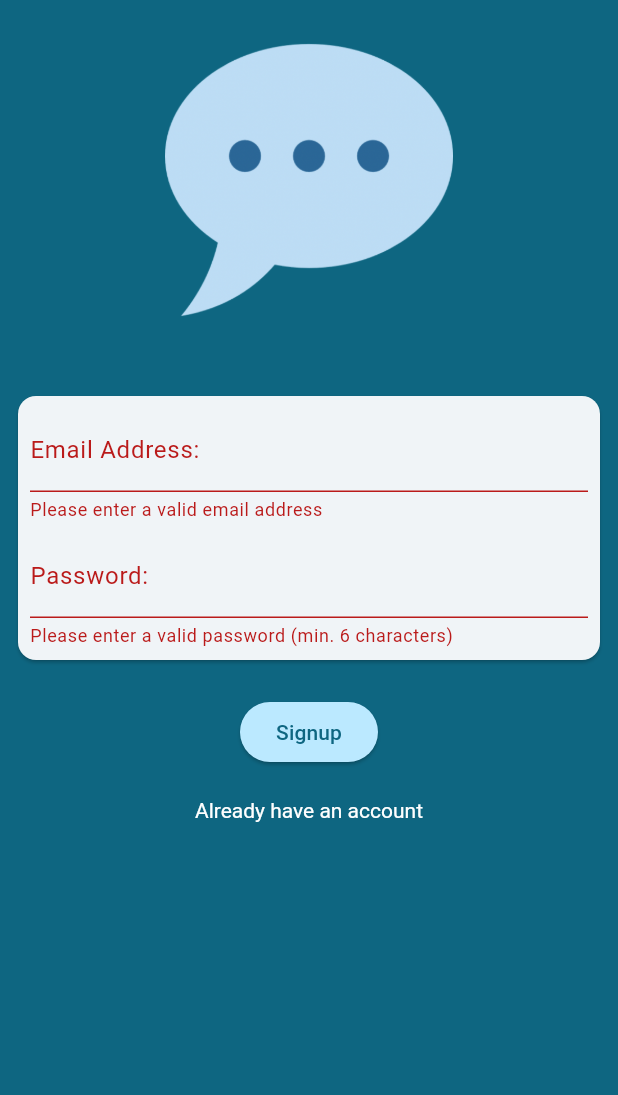
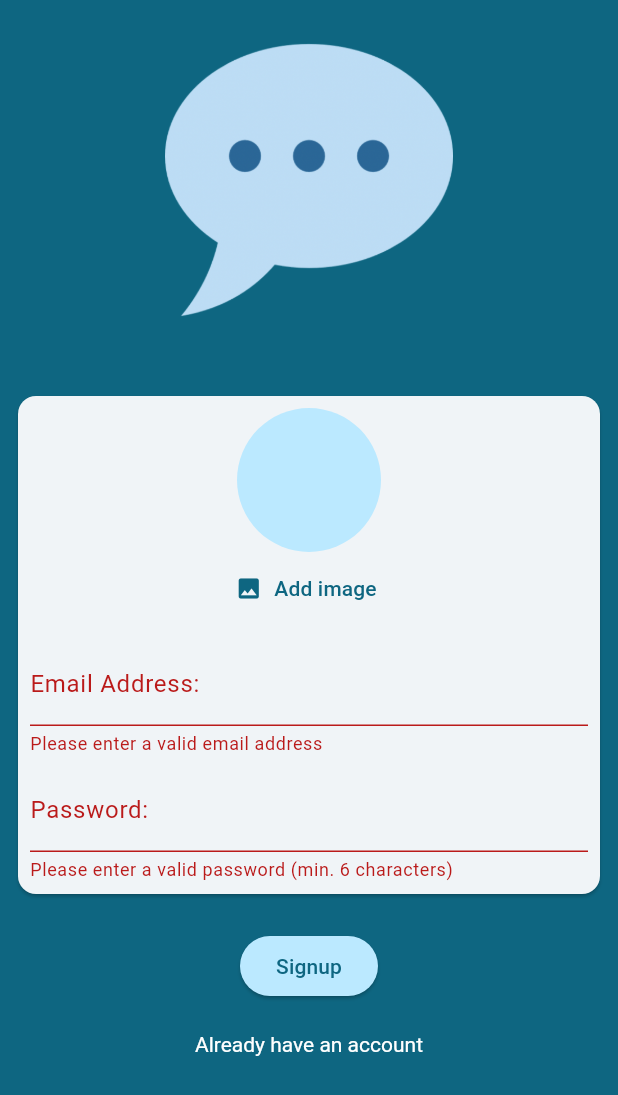
Before and after one commit to Thees2k1/just-chat, a Flutter app: the screen it shows after launch, after a tap on "Login", after a tap on "Create new account", on a phone screen of 412 x 824 dp. Shown: the top 1095 px of the screen. Run offline on Flutter 3.47's test engine with Material 3 defaults, Android fonts, the phone set to English and light mode, and no system bars; our stand-ins replace firebase_auth, firebase_core, go_router, image_picker; accounts and stored records are empty.

Commit message:
Add image picker functionality and permissions; integrate file selector plugin for multiple platforms

```diff
--- a/lib/app.dart
+++ b/lib/app.dart
@@ -1,10 +1,8 @@
-import 'package:firebase_auth/firebase_auth.dart';
 import 'package:flutter/material.dart';
 import 'package:just_chat/constants/common.dart';
 import 'package:just_chat/screens/auth.dart';
 import 'package:just_chat/screens/home.dart';
 import 'package:just_chat/utils/firebase.dart';
-import 'package:just_chat/utils/router.dart';
 
 class MainApp extends StatelessWidget {
   const MainApp({super.key});
--- a/lib/constants/common.dart
+++ b/lib/constants/common.dart
@@ -17,3 +17,8 @@ abstract class Assets {
   static const _IMAGE_PREFIX ='assets/images/';
   static const chatImage ='${_IMAGE_PREFIX}chat.png';
 }
+
+abstract class ApiConfigs {
+  static const cdnCloudName = 'dnk0wz0v3';
+  static const cdnUrl = 'https://api.cloudinary.com/v1_1/$cdnCloudName/image/upload';
+}
--- a/lib/utils/router.dart
+++ b/lib/utils/router.dart
@@ -1,6 +1,5 @@
 import 'package:go_router/go_router.dart';
 import 'package:just_chat/screens/auth.dart';
-import 'package:just_chat/screens/home.dart';
 
 abstract class RouteName{
   static const auth = '/auth';
--- /dev/null
+++ b/lib/widgets/image_picker_preview.dart
@@ -0,0 +1,45 @@
+import 'dart:io';
+
+import 'package:flutter/material.dart';
+import 'package:image_picker/image_picker.dart';
+
+class ImagePickerPreview extends StatefulWidget {
+  const ImagePickerPreview({super.key});
+
+  @override
+  State<ImagePickerPreview> createState() => _ImagePickerPreviewState();
+}
+
+class _ImagePickerPreviewState extends State<ImagePickerPreview> {
+  File? previewFile;
+  void _pickedImage() async{
+    final pickedImage = await ImagePicker().pickImage(source: ImageSource.camera,imageQuality: 50,maxWidth: 150);
+  if(pickedImage == null){
+    return;
+  }
+  setState(() {
+    previewFile = File(pickedImage.path);
+  });
+}
+  @override
+  Widget build(BuildContext context) {
+    return Column(
+      children: [
+        CircleAvatar(
+          radius: 48,
+          backgroundColor: Theme.of(context).colorScheme.primaryContainer,
+          backgroundImage: previewFile != null ? FileImage(previewFile!) : null,
+        ),
+
+        TextButton.icon(
+          onPressed: _pickedImage,
+          label: Text(
+            'Add image',
+            style: TextStyle(color: Theme.of(context).colorScheme.primary),
+          ),
+          icon: Icon(Icons.image, color: Theme.of(context).colorScheme.primary),
+        ),
+      ],
+    );
+  }
+}
--- a/pubspec.yaml
+++ b/pubspec.yaml
@@ -13,6 +13,7 @@ dependencies:
   flutter:
     sdk: flutter
   go_router: ^16.2.1
+  image_picker: ^1.2.0
 
 dev_dependencies:
   flutter_test:
```
Also changed, not shown: lib/screens/auth.dart (+39 -18 lines), lib/screens/home.dart (+8 -1 lines), lib/utils/avatar_picker.dart (added, +23 -0 lines), pubspec.lock, 6 other files.
